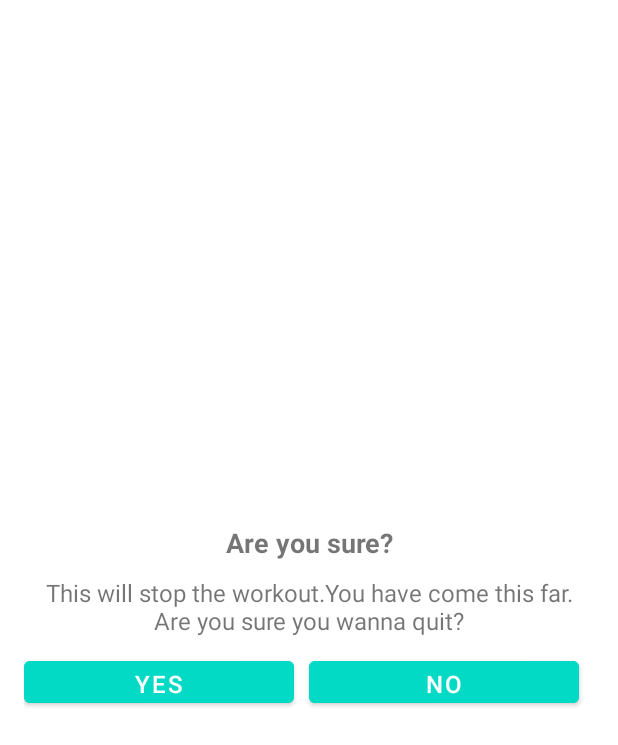
After one commit to MadPotatos/workout, an Android app: the layout dialog_custom_confirmation.xml on its own in the app's theme, with its tools: preview values and no code run, on a phone screen of 412 x 824 dp. The commit adds this screen. Shown: the top 745 px of the screen. Run offline under Robolectric (Android 15) with nearby library versions, the phone set to English and light mode, and no system bars.

Commit message:
Add Custom Dialog for Back Button

```diff
--- a/app/src/main/java/com/example/workout/ExerciseActivity.kt
+++ b/app/src/main/java/com/example/workout/ExerciseActivity.kt
@@ -1,5 +1,6 @@
 package com.example.workout
 
+import android.app.Dialog
 import android.content.Intent
 import android.media.MediaPlayer
 import android.net.Uri
@@ -12,6 +13,7 @@ import android.view.View
 import android.widget.Toast
 import androidx.recyclerview.widget.LinearLayoutManager
 import com.example.workout.databinding.ActivityExerciseBinding
+import com.example.workout.databinding.DialogCustomConfirmationBinding
 import java.util.*
 import kotlin.collections.ArrayList
 
@@ -42,7 +44,7 @@ class ExerciseActivity : AppCompatActivity(), TextToSpeech.OnInitListener {
         exerciseList = Constants.defaultExerciseList()
         tts = TextToSpeech(this,this)
         binding.toolbarExercise.setNavigationOnClickListener{
-            onBackPressed()
+            customDialogForBackButton()
         }
         setupRestView()
         setupExerciseStatusRecycleView()
@@ -177,6 +179,20 @@ private fun setRestProgressBar(){
     private fun speakOut(text: String){
         tts.speak(text,TextToSpeech.QUEUE_FLUSH,null,"")
     }
+    private fun customDialogForBackButton(){
+        val customDialog = Dialog(this)
+        val dialogBinding = DialogCustomConfirmationBinding.inflate(layoutInflater)
+        customDialog.setContentView(dialogBinding.root)
+        customDialog.setCanceledOnTouchOutside(false)
+        dialogBinding.btnYes.setOnClickListener{
+            this@ExerciseActivity.finish()
+            customDialog.dismiss()
+        }
+        dialogBinding.btnNo.setOnClickListener{
+            customDialog.dismiss()
+        }
+        customDialog.show()
+    }
 
 
 }
--- a/app/src/main/res/layout/activity_finish.xml
+++ b/app/src/main/res/layout/activity_finish.xml
@@ -68,6 +68,7 @@
         android:layout_marginTop="15dp"
         android:text="RETURN"
         android:textSize="18sp"
+        android:backgroundTint="@color/teal_200"
         app:layout_constraintStart_toStartOf="parent"
         app:layout_constraintTop_toBottomOf="@id/tvInform"/>
 
--- /dev/null
+++ b/app/src/main/res/layout/dialog_custom_confirmation.xml
@@ -0,0 +1,52 @@
+<?xml version="1.0" encoding="utf-8"?>
+<LinearLayout xmlns:android="http://schemas.android.com/apk/res/android"
+    android:layout_width="match_parent"
+    android:layout_height="match_parent"
+    android:gravity="center"
+    android:padding="16dp"
+    android:orientation="vertical">
+    <TextView
+        android:layout_width="wrap_content"
+        android:layout_height="wrap_content"
+        android:gravity="center"
+        android:textSize="18sp"
+        android:textStyle="bold"
+        android:text="Are you sure?" />
+
+    <TextView
+        android:layout_width="wrap_content"
+        android:layout_height="wrap_content"
+        android:gravity="center"
+        android:textSize="16sp"
+        android:layout_margin="10dp"
+        android:text="This will stop the workout.You have come this far. Are you sure you wanna quit?" />
+<LinearLayout
+    android:layout_width="match_parent"
+    android:layout_height="wrap_content"
+    android:orientation="horizontal">
+    <Button
+        android:id="@+id/btnYes"
+        android:layout_width="0dp"
+        android:layout_height="40dp"
+        android:layout_weight="1"
+        android:layout_marginEnd="10dp"
+        android:gravity="center"
+        android:backgroundTint="@color/teal_200"
+        android:text="YES"
+        android:textSize="16sp"/>
+    <Button
+        android:id="@+id/btnNo"
+        android:layout_width="0dp"
+        android:layout_height="40dp"
+        android:layout_weight="1"
+        android:layout_marginEnd="10dp"
+        android:gravity="center"
+        android:backgroundTint="@color/teal_200"
+        android:text="NO"
+        android:textSize="16sp"/>
+
+
+
+</LinearLayout>
+
+</LinearLayout>
```
